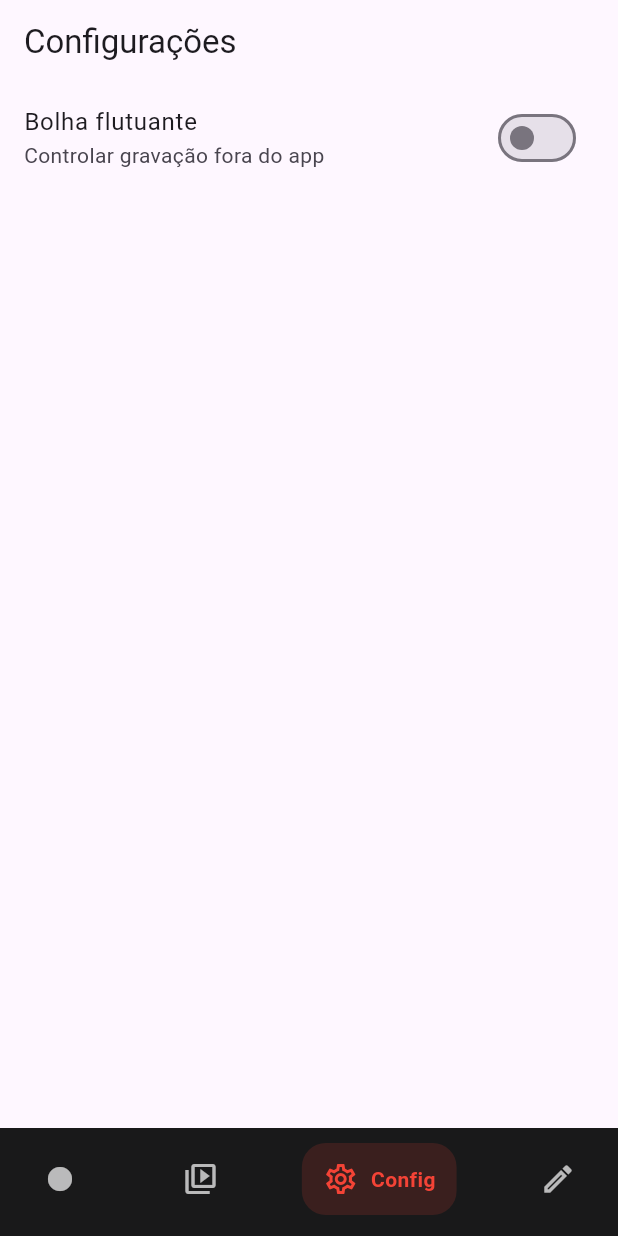
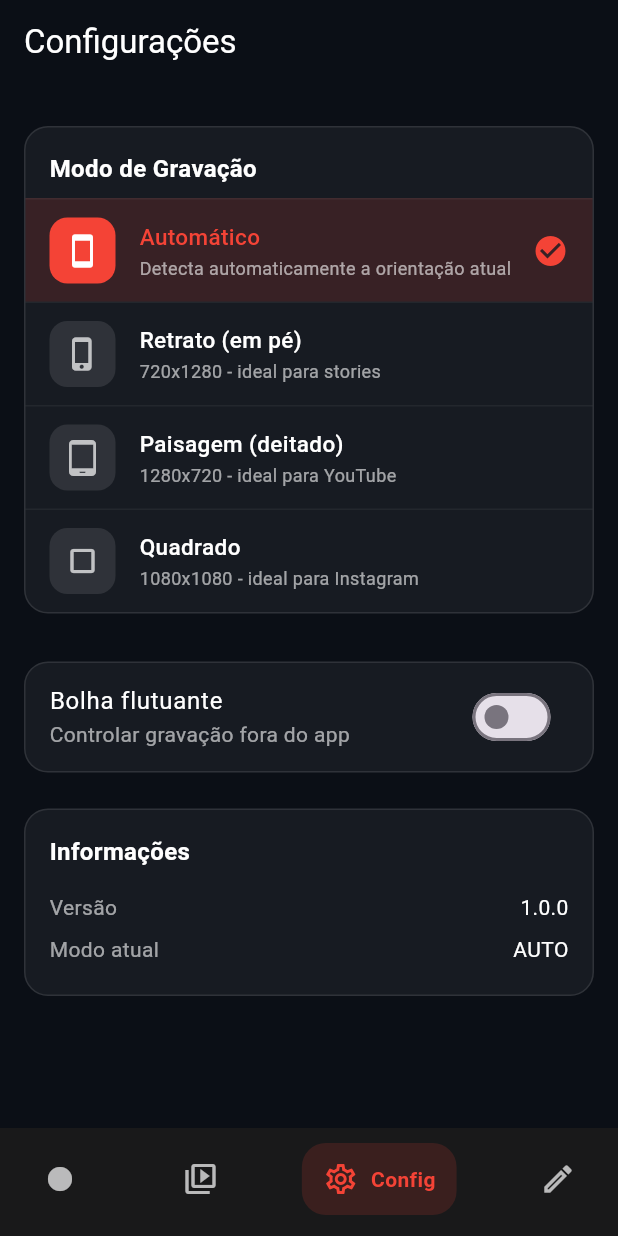
Before and after one commit to ednaldo1901/gravador_tela, a Flutter app: the screen it shows after launch, item 3 of the bottom bar chosen, after a tap on "Bolha flutuante", on a phone screen of 412 x 824 dp. Run offline on Flutter 3.47's test engine with Material 3 defaults, Android fonts, the light colour scheme and no system bars; drawn by our look-alikes of google_nav_bar; our stand-ins replace permission_handler, share_plus, shared_preferences, video_player; missing offline and left inert: photo_manager, photo_manager_image_provider.

Commit message:
opção de ajustes de paisagem pelo usuario

```diff
--- a/lib/core/platform/screen_recorder_channel.dart
+++ b/lib/core/platform/screen_recorder_channel.dart
@@ -1,4 +1,12 @@
 import 'package:flutter/services.dart';
+
+// Enum para modos de orientação
+enum OrientationMode {
+  auto,      // Automático - detecta orientação atual
+  portrait,  // Força retrato
+  landscape, // Força paisagem
+  square,    // Quadrado (1080x1080)
+}
 
 class ScreenRecorderChannel {
   static const _channel = MethodChannel('screen_recorder');
@@ -9,6 +17,7 @@ class ScreenRecorderChannel {
     required int bitrate,
     required int fps,
     required bool recordMic,
+    required OrientationMode orientationMode, // NOVO PARÂMETRO
   }) async {
     await _channel.invokeMethod('startRecording', {
       'width': width,
@@ -16,6 +25,7 @@ class ScreenRecorderChannel {
       'bitrate': bitrate,
       'fps': fps,
       'recordMic': recordMic,
+      'orientationMode': orientationMode.index, // 0,1,2,3
     });
   }
 
--- a/lib/features/recorder/recorder_page.dart
+++ b/lib/features/recorder/recorder_page.dart
@@ -1,4 +1,5 @@
 import 'package:flutter/material.dart';
+import 'package:gravador_tela/core/platform/screen_recorder_channel.dart';
 import 'package:provider/provider.dart';
 import 'recording_controller.dart';
 
@@ -9,6 +10,20 @@ class RecorderPage extends StatelessWidget {
     final m = d.inMinutes.remainder(60).toString().padLeft(2, '0');
     final s = d.inSeconds.remainder(60).toString().padLeft(2, '0');
     return '$m:$s';
+  }
+
+  // NOVO: função para obter o texto do modo de orientação
+  String _getModeText(RecordingController rec) {
+    switch (rec.orientationMode) {
+      case OrientationMode.portrait:
+        return '📱 Retrato';
+      case OrientationMode.landscape:
+        return '🌍 Paisagem';
+      case OrientationMode.square:
+        return '⬛ Quadrado';
+      case OrientationMode.auto:
+        return '🔄 Auto';
+    }
   }
 
   @override
@@ -27,7 +42,8 @@ class RecorderPage extends StatelessWidget {
         actions: [
           IconButton(
             onPressed: () {
-              // abre aba Config depois (ou navegue se quiser)
+              // Navega para a página de configurações
+              // Ajuste conforme sua navegação
             },
             icon: const Icon(Icons.settings),
           ),
@@ -102,7 +118,7 @@ class RecorderPage extends StatelessWidget {
 
                 const SizedBox(height: 16),
 
-                // barra info (resolução/áudio) parecida com imagem
+                // ✅ BARRA DE INFO MODIFICADA - mostra o modo selecionado
                 Container(
                   padding: const EdgeInsets.symmetric(
                     horizontal: 14,
@@ -114,10 +130,10 @@ class RecorderPage extends StatelessWidget {
                   ),
                   child: Text(
                     isRecording
-                        ? 'Gravando: ${_fmt(rec.elapsed)} | Áudio: Microfone'
+                        ? 'Gravando: ${_fmt(rec.elapsed)} | ${_getModeText(rec)}'
                         : (isPaused
-                              ? 'Pausado: ${_fmt(rec.elapsed)} | Áudio: Microfone'
-                              : 'Resolução: Auto | Áudio: Microfone'),
+                              ? 'Pausado: ${_fmt(rec.elapsed)} | ${_getModeText(rec)}'
+                              : 'Modo: ${_getModeText(rec)} | Áudio: Microfone'),
                     style: const TextStyle(color: Colors.white),
                   ),
                 ),
--- a/lib/features/recorder/recording_controller.dart
+++ b/lib/features/recorder/recording_controller.dart
@@ -1,8 +1,8 @@
 import 'dart:async';
-
 import 'package:flutter/widgets.dart';
 import 'package:flutter/services.dart';
 import 'package:permission_handler/permission_handler.dart';
+import 'package:shared_preferences/shared_preferences.dart'; // ADICIONAR no pubspec.yaml
 
 import '../../core/platform/screen_recorder_channel.dart';
 import '../../core/platform/overlay_bubble_channel.dart';
@@ -15,22 +15,86 @@ class RecordingController extends ChangeNotifier {
       _onEvent,
       onError: (e) => debugPrint('❌ EventChannel error: $e'),
     );
+    _loadOrientationMode(); // CARREGA O MODO SALVO
   }
 
   RecordingState state = RecordingState.idle;
   String? lastUri;
-
   Duration elapsed = Duration.zero;
   Timer? _timer;
+
+  // NOVO: modo de orientação selecionado
+  OrientationMode _orientationMode = OrientationMode.auto;
+  OrientationMode get orientationMode => _orientationMode;
 
   bool get isRecording => state == RecordingState.recording;
   bool get isPaused => state == RecordingState.paused;
 
-  // ✅ EventChannel (Android -> Flutter)
-  static const EventChannel _eventChannel =
-      EventChannel('screen_recorder_events');
+  static const EventChannel _eventChannel = EventChannel(
+    'screen_recorder_events',
+  );
 
   StreamSubscription? _eventSub;
+
+  // NOVO: carregar modo salvo
+  Future<void> _loadOrientationMode() async {
+    try {
+      final prefs = await SharedPreferences.getInstance();
+      final savedIndex = prefs.getInt('orientationMode') ?? 0;
+      _orientationMode = OrientationMode.values[savedIndex];
+      notifyListeners();
+    } catch (e) {
+      debugPrint('Erro ao carregar modo de orientação: $e');
+    }
+  }
+
+  // NOVO: salvar e atualizar modo
+  Future<void> setOrientationMode(OrientationMode mode) async {
+    if (_orientationMode == mode) return;
+
+    _orientationMode = mode;
+    try {
+      final prefs = await SharedPreferences.getInstance();
+      await prefs.setInt('orientationMode', mode.index);
+    } catch (e) {
+      debugPrint('Erro ao salvar modo de orientação: $e');
+    }
+    notifyListeners();
+  }
+
+  // NOVO: calcular dimensões baseado no modo selecionado
+  Map<String, int> _getDimensionsForMode(BuildContext context) {
+    final size = MediaQuery.of(context).size;
+    final pixelRatio = MediaQuery.of(context).devicePixelRatio;
+    final realW = (size.width * pixelRatio).round();
+    final realH = (size.height * pixelRatio).round();
+
+    switch (_orientationMode) {
+      case OrientationMode.portrait:
+        // Força retrato: menor largura, maior altura
+        return {
+          'width': realW < realH ? realW : realH,
+          'height': realW < realH ? realH : realW,
+        };
+
+      case OrientationMode.landscape:
+        // Força paisagem: maior largura, menor altura
+        return {
+          'width': realW > realH ? realW : realH,
+          'height': realW > realH ? realH : realW,
+        };
+
+      case OrientationMode.square:
+        // Modo quadrado: 1080x1080 (ou o máximo possível)
+        final size = (realW < realH ? realW : realH).clamp(720, 1080);
+        return {'width': size, 'height': size};
+
+      case OrientationMode.auto:
+      default:
+        // Automático: usa orientação atual
+        return {'width': realW, 'height': realH};
+    }
+  }
 
   void _onEvent(dynamic e) {
     final map = Map<String, dynamic>.from(e as Map);
@@ -82,16 +146,7 @@ class RecordingController extends ChangeNotifier {
   Future<void> _ensurePerms() async {
     final mic = await Permission.microphone.request();
     if (!mic.isGranted) throw Exception('Permissão do microfone negada.');
-    await Permission.notification.request(); // Android 13+
-  }
-
-  Map<String, int> _screenPixels(BuildContext context) {
-    final size = MediaQuery.of(context).size;
-    final pixelRatio = MediaQuery.of(context).devicePixelRatio;
-    return {
-      'width': (size.width * pixelRatio).round(),
-      'height': (size.height * pixelRatio).round(),
-    };
+    await Permission.notification.request();
   }
 
   Future<void> start(BuildContext context) async {
@@ -101,12 +156,14 @@ class RecordingController extends ChangeNotifier {
 
     await _ensurePerms();
 
-    final px = _screenPixels(context);
-    final w = px['width']!;
-    final h = px['height']!;
+    // USA AS DIMENSÕES BASEADAS NO MODO SELECIONADO
+    final dims = _getDimensionsForMode(context);
+    final w = dims['width']!;
+    final h = dims['height']!;
 
-    final bitrate =
-        (w * h >= 1920 * 1080) ? 12 * 1000 * 1000 : 8 * 1000 * 1000;
+    final bitrate = (w * h >= 1920 * 1080) ? 12 * 1000 * 1000 : 8 * 1000 * 1000;
+
+    debugPrint('🎥 Iniciando gravação: Modo=${_orientationMode.name} ${w}x$h');
 
     await ScreenRecorderChannel.start(
       width: w,
@@ -114,9 +171,9 @@ class RecordingController extends ChangeNotifier {
       bitrate: bitrate,
       fps: 30,
       recordMic: true,
+      orientationMode: _orientationMode, // PASSA O MODO SELECIONADO
     );
 
-    // ✅ Mostra bolha (se já tiver permissão)
     try {
       final ok = await OverlayBubbleChannel.hasPermission();
       if (ok) await OverlayBubbleChannel.show();
@@ -134,7 +191,6 @@ class RecordingController extends ChangeNotifier {
     if (state != RecordingState.recording) return;
     await ScreenRecorderChannel.pause();
 
-    // UI imediata (EventChannel também vai refletir)
     state = RecordingState.paused;
     _stopTimer();
     notifyListeners();
@@ -157,18 +213,15 @@ class RecordingController extends ChangeNotifier {
 
     await ScreenRecorderChannel.stop();
 
-    // ✅ Esconde bolha
     try {
       await OverlayBubbleChannel.hide();
     } catch (e) {
       debugPrint('⚠️ Falha ao esconder bolha: $e');
     }
 
-    // Atualiza lastUri/state/elapsed
     await syncFromNative();
   }
 
-  // Timer local (UI suave)
   void _startTimer() {
     _timer ??= Timer.periodic(const Duration(seconds: 1), (_) {
       elapsed += const Duration(seconds: 1);
--- /dev/null
+++ b/lib/features/settings/orientation_selector.dart
@@ -0,0 +1,133 @@
+import 'package:flutter/material.dart';
+import '../../core/platform/screen_recorder_channel.dart';
+
+class OrientationSelector extends StatelessWidget {
+  final OrientationMode selectedMode;
+  final Function(OrientationMode) onModeSelected;
+
+  const OrientationSelector({
+    Key? key,
+    required this.selectedMode,
+    required this.onModeSelected,
+  }) : super(key: key);
+
+  @override
+  Widget build(BuildContext context) {
+    return Container(
+      margin: const EdgeInsets.symmetric(horizontal: 16, vertical: 8),
+      decoration: BoxDecoration(
+        color: Colors.white.withOpacity(0.05),
+        borderRadius: BorderRadius.circular(16),
+        border: Border.all(color: Colors.white.withOpacity(0.1)),
+      ),
+      child: Column(
+        crossAxisAlignment: CrossAxisAlignment.start,
+        children: [
+          const Padding(
+            padding: EdgeInsets.fromLTRB(16, 16, 16, 8),
+            child: Text(
+              'Modo de Gravação',
+              style: TextStyle(
+                fontSize: 16,
+                fontWeight: FontWeight.w600,
+                color: Colors.white,
+              ),
+            ),
+          ),
+          _buildOption(
+            mode: OrientationMode.auto,
+            icon: Icons.smartphone,
+            title: 'Automático',
+            description: 'Detecta automaticamente a orientação atual',
+          ),
+          _buildOption(
+            mode: OrientationMode.portrait,
+            icon: Icons.phone_iphone,
+            title: 'Retrato (em pé)',
+            description: '720x1280 - ideal para stories',
+          ),
+          _buildOption(
+            mode: OrientationMode.landscape,
+            icon: Icons.tablet_android,
+            title: 'Paisagem (deitado)',
+            description: '1280x720 - ideal para YouTube',
+          ),
+          _buildOption(
+            mode: OrientationMode.square,
+            icon: Icons.crop_square,
+            title: 'Quadrado',
+            description: '1080x1080 - ideal para Instagram',
+          ),
+        ],
+      ),
+    );
+  }
+
+  Widget _buildOption({
+    required OrientationMode mode,
+    required IconData icon,
+    required String title,
+    required String description,
+  }) {
+    final isSelected = selectedMode == mode;
+
+    return InkWell(
+      onTap: () => onModeSelected(mode),
+      child: Container(
+        padding: const EdgeInsets.symmetric(horizontal: 16, vertical: 12),
+        decoration: BoxDecoration(
+          color: isSelected ? Colors.red.withOpacity(0.15) : Colors.transparent,
+          border: Border(
+            top: BorderSide(color: Colors.white.withOpacity(0.05)),
+          ),
+        ),
+        child: Row(
+          children: [
+            Container(
+              padding: const EdgeInsets.all(10),
+              decoration: BoxDecoration(
+                color: isSelected ? Colors.red : Colors.white.withOpacity(0.1),
+                borderRadius: BorderRadius.circular(12),
+              ),
+              child: Icon(
+                icon,
+                color: isSelected ? Colors.white : Colors.white70,
+                size: 24,
+              ),
+            ),
+            const SizedBox(width: 16),
+            Expanded(
+              child: Column(
+                crossAxisAlignment: CrossAxisAlignment.start,
+                children: [
+                  Text(
+                    title,
+                    style: TextStyle(
+                      fontSize: 15,
+                      fontWeight: FontWeight.w500,
+                      color: isSelected ? Colors.red : Colors.white,
+                    ),
+                  ),
+                  const SizedBox(height: 2),
+                  Text(
+                    description,
+                    style: TextStyle(
+                      fontSize: 12,
+                      color: Colors.white.withOpacity(0.6),
+                    ),
+                  ),
+                ],
+              ),
+            ),
+            if (isSelected)
+              const Icon(
+                Icons.check_circle,
+                color: Colors.red,
+                size: 24,
+              ),
+          ],
+        ),
+      ),
+    );
+  }
+}
--- a/lib/features/settings/settings_page.dart
+++ b/lib/features/settings/settings_page.dart
@@ -1,5 +1,8 @@
 import 'package:flutter/material.dart';
+import 'package:provider/provider.dart';
 import '../../core/platform/overlay_bubble_channel.dart';
+import '../recorder/recording_controller.dart';
+import 'orientation_selector.dart';
 
 class SettingsPage extends StatefulWidget {
   const SettingsPage({super.key});
@@ -10,23 +13,78 @@ class SettingsPage extends StatefulWidget {
 
 class _SettingsPageState extends State<SettingsPage> {
   bool bubbleEnabled = false;
+  bool _initialized = false;
+
+  @override
+  void didChangeDependencies() {
+    super.didChangeDependencies();
+    if (!_initialized) {
+      _initialized = true;
+      _checkBubbleStatus();
+    }
+  }
+
+  Future<void> _checkBubbleStatus() async {
+    // Não temos como saber se a bolha está ativa diretamente
+    // então apenas verificamos permissão
+    final hasPerm = await OverlayBubbleChannel.hasPermission();
+    setState(() => bubbleEnabled = hasPerm);
+  }
 
   @override
   Widget build(BuildContext context) {
+    final controller = Provider.of<RecordingController>(context);
+
     return Scaffold(
-      appBar: AppBar(title: const Text('Configurações')),
+      backgroundColor: const Color(0xFF0B0F16),
+      appBar: AppBar(
+        title: const Text(
+          'Configurações',
+          style: TextStyle(color: Colors.white),
+        ),
+        backgroundColor: Colors.transparent,
+        elevation: 0,
+        iconTheme: const IconThemeData(color: Colors.white),
+      ),
       body: ListView(
         children: [
-          SwitchListTile(
-            title: const Text('Bolha flutuante'),
-            subtitle: const Text('Controlar gravação fora do app'),
+          const SizedBox(height: 20),
+
+          // SELETOR DE ORIENTAÇÃO
+          OrientationSelector(
+            selectedMode: controller.orientationMode,
+            onModeSelected: (mode) => controller.setOrientationMode(mode),
+          ),
+
+          const SizedBox(height: 16),
+
+          // OPÇÃO DA BOLHA FLUTUANTE
+          Container(
+            margin: const EdgeInsets.symmetric(horizontal: 16, vertical: 8),
+            decoration: BoxDecoration(
+              color: Colors.white.withOpacity(0.05),
+              borderRadius: BorderRadius.circular(16),
+              border: Border.all(color: Colors.white.withOpacity(0.1)),
+            ),
+            child: SwitchListTile(
+              title: const Text(
+                'Bolha flutuante',
+                style: TextStyle(color: Colors.white, fontSize: 16),
+              ),
+              subtitle: Text(
+                'Controlar gravação fora do app',
+                style: TextStyle(color: Colors.white.withOpacity(0.6), fontSize: 14),
+              ),
               value: bubbleEnabled,
+              activeColor: Colors.red,
               onChanged: (v) async {
                 if (v) {
                   final ok = await OverlayBubbleChannel.hasPermission();
                   if (!ok) {
                     await OverlayBubbleChannel.openSettings();
-                  return;
+                    // Verifica novamente após abrir configurações
+                    final newOk = await OverlayBubbleChannel.hasPermission();
+                    if (!newOk) return;
                   }
                   await OverlayBubbleChannel.show();
                 } else {
@@ -36,6 +94,55 @@ class _SettingsPageState extends State<SettingsPage> {
                 setState(() => bubbleEnabled = v);
               },
             ),
+          ),
+
+          const SizedBox(height: 16),
+
+          // INFORMAÇÕES ADICIONAIS
+          Container(
+            margin: const EdgeInsets.symmetric(horizontal: 16),
+            padding: const EdgeInsets.all(16),
+            decoration: BoxDecoration(
+              color: Colors.white.withOpacity(0.05),
+              borderRadius: BorderRadius.circular(16),
+              border: Border.all(color: Colors.white.withOpacity(0.1)),
+            ),
+            child: Column(
+              crossAxisAlignment: CrossAxisAlignment.start,
+              children: [
+                const Text(
+                  'Informações',
+                  style: TextStyle(
+                    color: Colors.white,
+                    fontSize: 16,
+                    fontWeight: FontWeight.w600,
+                  ),
+                ),
+                const SizedBox(height: 12),
+                _buildInfoRow('Versão', '1.0.0'),
+                _buildInfoRow('Modo atual', controller.orientationMode.name.toUpperCase()),
+              ],
+            ),
+          ),
+        ],
+      ),
+    );
+  }
+
+  Widget _buildInfoRow(String label, String value) {
+    return Padding(
+      padding: const EdgeInsets.symmetric(vertical: 4),
+      child: Row(
+        mainAxisAlignment: MainAxisAlignment.spaceBetween,
+        children: [
+          Text(
+            label,
+            style: TextStyle(color: Colors.white.withOpacity(0.6)),
+          ),
+          Text(
+            value,
+            style: const TextStyle(color: Colors.white),
+          ),
         ],
       ),
     );
--- a/pubspec.yaml
+++ b/pubspec.yaml
@@ -40,6 +40,7 @@ dependencies:
   photo_manager_image_provider: ^2.2.0
   provider: ^6.1.2
   google_nav_bar: ^5.0.6
+  shared_preferences: ^2.2.3
 
 dev_dependencies:
   flutter_test:
```
Also changed, not shown: pubspec.lock, 3 other files. Lines whose indentation alone changed are shown as unchanged.
